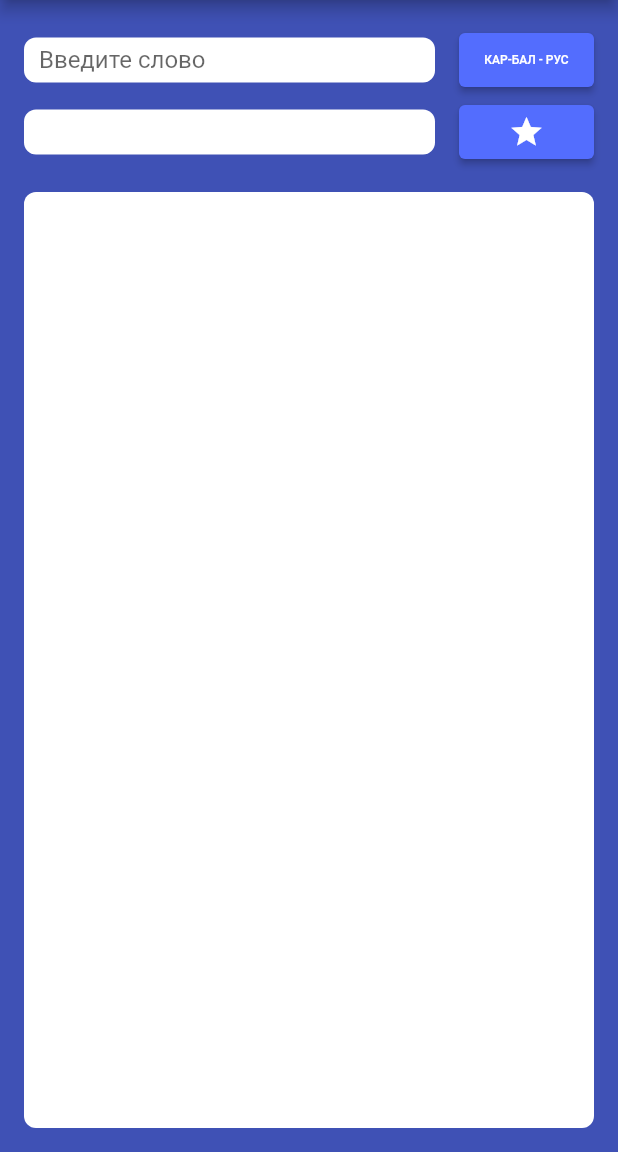
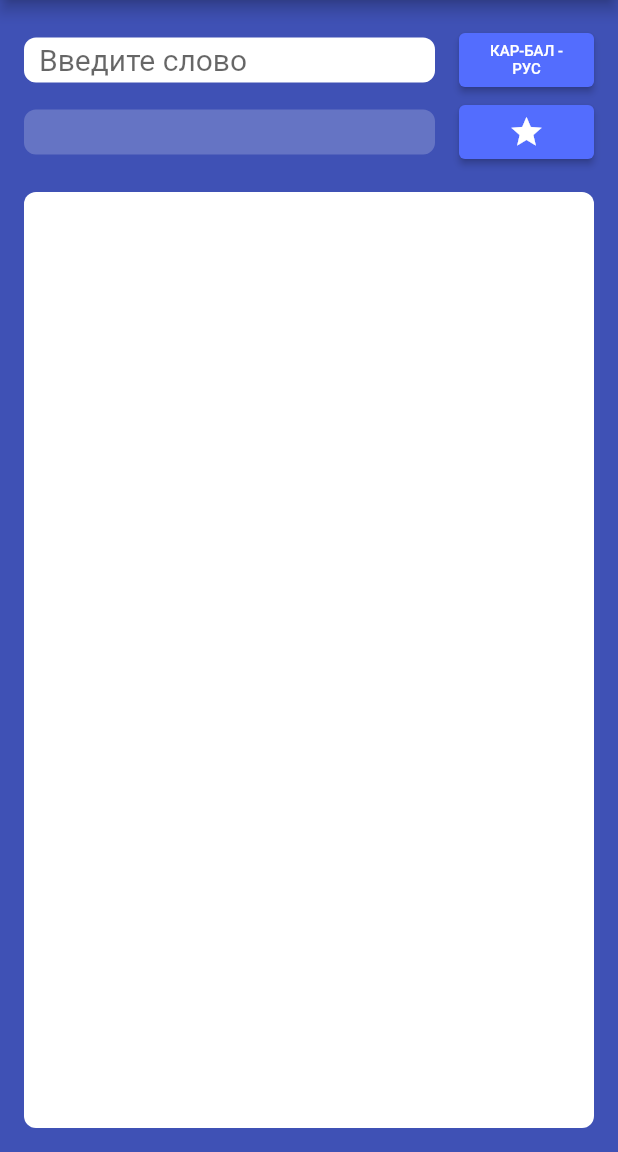
Before and after one commit to IslamTambiev/sozlyuk, a Flutter app: the screen it shows after launch, on a phone screen of 412 x 824 dp, the part 84-1236 px from its top. Run offline on Flutter 3.47's test engine with Material 2 defaults, Android fonts, the phone set to English and light mode, and no system bars; drawn by our look-alikes of flutter_html; our stand-ins replace sqflite; missing offline and left inert: never_behind_keyboard; accounts and stored records are empty.

Commit message:
some fixes

```diff
--- a/lib/search_page.dart
+++ b/lib/pages/search_page.dart
@@ -1,8 +1,8 @@
 import 'package:flutter/material.dart';
-import 'services/db.dart';
-import 'models/model.dart';
 import 'package:flutter_html/flutter_html.dart';
 import 'package:never_behind_keyboard/never_behind_keyboard.dart';
+import '../services/db.dart';
+import '../models/model.dart';
 
 class SearchTab extends StatefulWidget {
   const SearchTab({super.key});
@@ -11,7 +11,8 @@ class SearchTab extends StatefulWidget {
   _SearchTabState createState() => _SearchTabState();
 }
 
-class _SearchTabState extends State<SearchTab> with AutomaticKeepAliveClientMixin<SearchTab> {
+class _SearchTabState extends State<SearchTab>
+    with AutomaticKeepAliveClientMixin<SearchTab> {
   int? selectedId;
   String searchingWord = '';
   String selectedWord = '';
@@ -27,10 +28,11 @@ class _SearchTabState extends State<SearchTab> with AutomaticKeepAliveClientMixi
   }
 
   void showTranslation() async {
-    if (selectedId == null){
-      result = "qd";
+    if (selectedId == null) {
+      result = "Что-то пошло не так.";
     }
-    result = (await DatabaseHelper.instance.getOneTranslation(isButtonClicked ? 'slovarrkb' : 'slovarkbr', selectedId!))!;
+    result = (await DatabaseHelper.instance.getOneTranslation(
+        isButtonClicked ? 'slovarrkb' : 'slovarkbr', selectedId!))!;
   }
 
   void searchWord(String word) {
@@ -72,6 +74,7 @@ class _SearchTabState extends State<SearchTab> with AutomaticKeepAliveClientMixi
                       border: InputBorder.none,
                       hintText: 'Введите слово',
                     ),
+                    style: const TextStyle(fontSize: 20),
                     onChanged: (value) {
                       isvisible = true;
                       searchWord(value);
@@ -90,8 +93,9 @@ class _SearchTabState extends State<SearchTab> with AutomaticKeepAliveClientMixi
                     toggleButtonText();
                   },
                   child: Text(
-                    isButtonClicked ? 'РУС - КАР-БАЛ' : 'КАР-БАЛ - РУС',
-                    style: const TextStyle(fontSize: 8.0),
+                    isButtonClicked ? 'РУС - \nКАР-БАЛ' : 'КАР-БАЛ - \nРУС',
+                    style: const TextStyle(fontSize: 10.0),
+                    textAlign: TextAlign.center,
                   ),
                 ),
               ),
@@ -109,10 +113,19 @@ class _SearchTabState extends State<SearchTab> with AutomaticKeepAliveClientMixi
                             height: 30,
                             alignment: Alignment.center,
                             decoration: BoxDecoration(
-                              color: Colors.white,
+                              color: Colors.white.withOpacity(0.2),
                               borderRadius: BorderRadius.circular(8.0),
                             ),
-                            child: Text(selectedWord)),
+                            child: SingleChildScrollView(
+                              scrollDirection: Axis.horizontal,
+                              child: Text(
+                                selectedWord,
+                                style: const TextStyle(
+                                    color: Colors.white,
+                                    fontSize: 22,
+                                    fontWeight: FontWeight.bold),
+                              ),
+                            )),
                       ),
                       const SizedBox(width: 16.0),
                       SizedBox(
@@ -138,7 +151,12 @@ class _SearchTabState extends State<SearchTab> with AutomaticKeepAliveClientMixi
                         color: Colors.white,
                         borderRadius: BorderRadius.circular(8.0),
                       ),
-                      child: Html(data: result, style: {"body": Style(fontSize: const FontSize(20)) },),
+                      child: SingleChildScrollView(
+                        child: Html(
+                          data: result,
+                          style: {"body": Style(fontSize: const FontSize(19))},
+                        ),
+                      ),
                       //Text(
                       //   result,
                       //   style: const TextStyle(fontSize: 20.0),
@@ -207,7 +225,8 @@ class _SearchTabState extends State<SearchTab> with AutomaticKeepAliveClientMixi
                                               selectedWord = word.slovo;
                                               selectedId = word.id;
                                               showTranslation();
-                                              FocusManager.instance.primaryFocus?.unfocus();
+                                              FocusManager.instance.primaryFocus
+                                                  ?.unfocus();
                                               isvisible = false;
                                             });
                                           },
```
Also changed, not shown: lib/main.dart (+4 -4 lines), lib/services/db.dart (+4 -4 lines), lib/pages/info_page.dart (renamed from lib/info_page.dart), lib/pages/saved_page.dart (renamed from lib/saved_page.dart), lib/pages/sqliteexample.dart (renamed from lib/sqliteexample.dart).
